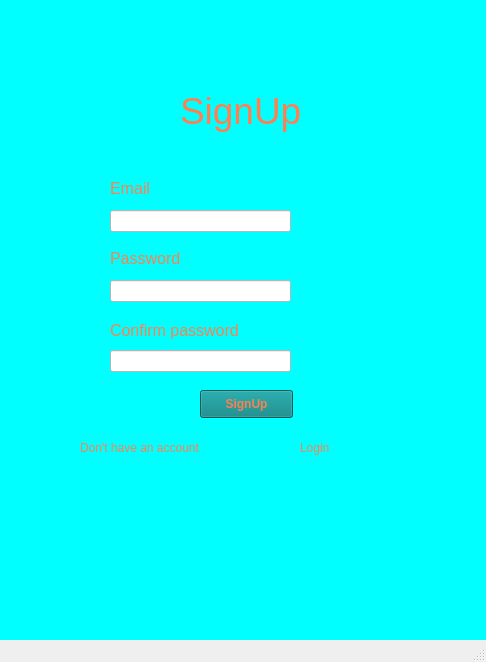
Sadboylanhlungcodon/Final-Project-PTA04-3T2, file ui-giaodien/signup.ui: the form before one commit.
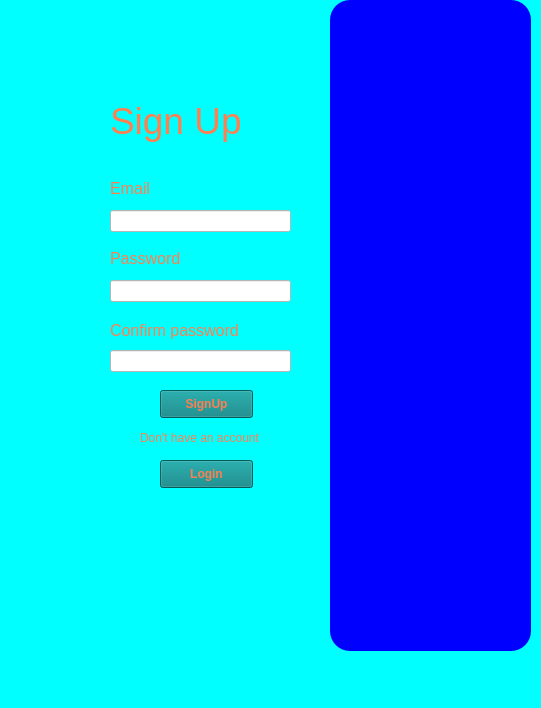
The form after the commit. Icons and pictures are not drawn.

The edit to the form file:
```diff
--- a/ui-giaodien/signup.ui
+++ b/ui-giaodien/signup.ui
@@ -6,15 +6,15 @@
    <rect>
     <x>0</x>
     <y>0</y>
-    <width>486</width>
-    <height>662</height>
+    <width>541</width>
+    <height>708</height>
    </rect>
   </property>
   <property name="windowTitle">
    <string>MainWindow</string>
   </property>
   <property name="styleSheet">
-   <string notr="true"/>
+   <string notr="true">background-color:aqua;</string>
   </property>
   <widget class="QWidget" name="centralwidget">
    <property name="styleSheet">
@@ -23,9 +23,9 @@
    <widget class="QLabel" name="label">
     <property name="geometry">
      <rect>
-      <x>180</x>
-      <y>80</y>
-      <width>161</width>
+      <x>110</x>
+      <y>90</y>
+      <width>171</width>
       <height>61</height>
      </rect>
     </property>
@@ -39,7 +39,7 @@
      <string notr="true">color:coral;</string>
     </property>
     <property name="text">
-     <string>SignUp</string>
+     <string>Sign Up</string>
     </property>
    </widget>
    <widget class="QLabel" name="label_2">
@@ -117,7 +117,7 @@
    <widget class="QPushButton" name="btnSignUp">
     <property name="geometry">
      <rect>
-      <x>200</x>
+      <x>160</x>
       <y>390</y>
       <width>93</width>
       <height>28</height>
@@ -140,8 +140,8 @@
    <widget class="QLabel" name="label_4">
     <property name="geometry">
      <rect>
-      <x>80</x>
-      <y>440</y>
+      <x>140</x>
+      <y>430</y>
       <width>131</width>
       <height>16</height>
      </rect>
@@ -153,23 +153,7 @@
      <string>Don't have an account</string>
     </property>
    </widget>
-   <widget class="QLabel" name="label_5">
-    <property name="geometry">
-     <rect>
-      <x>300</x>
-      <y>440</y>
-      <width>55</width>
-      <height>16</height>
-     </rect>
-    </property>
-    <property name="styleSheet">
-     <string notr="true">color:coral;</string>
-    </property>
-    <property name="text">
-     <string>Login</string>
-    </property>
-   </widget>
-   <widget class="QLineEdit" name="confirmPassword">
+   <widget class="QLineEdit" name="txtconfirmPassword">
     <property name="geometry">
      <rect>
       <x>110</x>
@@ -206,6 +190,144 @@
      <string>Confirm password</string>
     </property>
    </widget>
+   <widget class="QWidget" name="widget" native="true">
+    <property name="geometry">
+     <rect>
+      <x>330</x>
+      <y>0</y>
+      <width>201</width>
+      <height>651</height>
+     </rect>
+    </property>
+    <property name="styleSheet">
+     <string notr="true">background-color:blue;
+border-radius:20px;</string>
+    </property>
+    <widget class="QPushButton" name="pushButton">
+     <property name="geometry">
+      <rect>
+       <x>0</x>
+       <y>30</y>
+       <width>201</width>
+       <height>111</height>
+      </rect>
+     </property>
+     <property name="text">
+      <string/>
+     </property>
+     <property name="icon">
+      <iconset>
+       <normaloff>../../../Pictures/Saved Pictures/Screenshot 2024-09-27 231231.png</normaloff>../../../Pictures/Saved Pictures/Screenshot 2024-09-27 231231.png</iconset>
+     </property>
+     <property name="iconSize">
+      <size>
+       <width>200</width>
+       <height>200</height>
+      </size>
+     </property>
+    </widget>
+    <widget class="QPushButton" name="pushButton_4">
+     <property name="geometry">
+      <rect>
+       <x>0</x>
+       <y>180</y>
+       <width>201</width>
+       <height>111</height>
+      </rect>
+     </property>
+     <property name="styleSheet">
+      <string notr="true"/>
+     </property>
+     <property name="text">
+      <string/>
+     </property>
+     <property name="icon">
+      <iconset>
+       <normaloff>../../../Pictures/Saved Pictures/Four-leaf_clover_idiom.jpg</normaloff>../../../Pictures/Saved Pictures/Four-leaf_clover_idiom.jpg</iconset>
+     </property>
+     <property name="iconSize">
+      <size>
+       <width>200</width>
+       <height>200</height>
+      </size>
+     </property>
+    </widget>
+    <widget class="QPushButton" name="pushButton_5">
+     <property name="geometry">
+      <rect>
+       <x>0</x>
+       <y>350</y>
+       <width>201</width>
+       <height>111</height>
+      </rect>
+     </property>
+     <property name="styleSheet">
+      <string notr="true"/>
+     </property>
+     <property name="text">
+      <string/>
+     </property>
+     <property name="icon">
+      <iconset>
+       <normaloff>../../../Pictures/Saved Pictures/Oreki_Houtarou1.jpg</normaloff>../../../Pictures/Saved Pictures/Oreki_Houtarou1.jpg</iconset>
+     </property>
+     <property name="iconSize">
+      <size>
+       <width>200</width>
+       <height>200</height>
+      </size>
+     </property>
+    </widget>
+    <widget class="QPushButton" name="pushButton_7">
+     <property name="geometry">
+      <rect>
+       <x>0</x>
+       <y>510</y>
+       <width>201</width>
+       <height>111</height>
+      </rect>
+     </property>
+     <property name="styleSheet">
+      <string notr="true"/>
+     </property>
+     <property name="text">
+      <string/>
+     </property>
+     <property name="icon">
+      <iconset>
+       <normaloff>../../../Pictures/Saved Pictures/Oreki_Houtarou2.jpg</normaloff>../../../Pictures/Saved Pictures/Oreki_Houtarou2.jpg</iconset>
+     </property>
+     <property name="iconSize">
+      <size>
+       <width>200</width>
+       <height>200</height>
+      </size>
+     </property>
+    </widget>
+   </widget>
+   <widget class="QPushButton" name="btnLogin">
+    <property name="geometry">
+     <rect>
+      <x>160</x>
+      <y>460</y>
+      <width>93</width>
+      <height>28</height>
+     </rect>
+    </property>
+    <property name="font">
+     <font>
+      <weight>75</weight>
+      <bold>true</bold>
+     </font>
+    </property>
+    <property name="styleSheet">
+     <string notr="true">color:coral;
+background-color:Teal;</string>
+    </property>
+    <property name="text">
+     <string>Login</string>
+    </property>
+   </widget>
   </widget>
   <widget class="QMenuBar" name="menubar">
    <property name="geometry">
```
Left out of the diff: 8 changed lines with no effect on the pictures.
